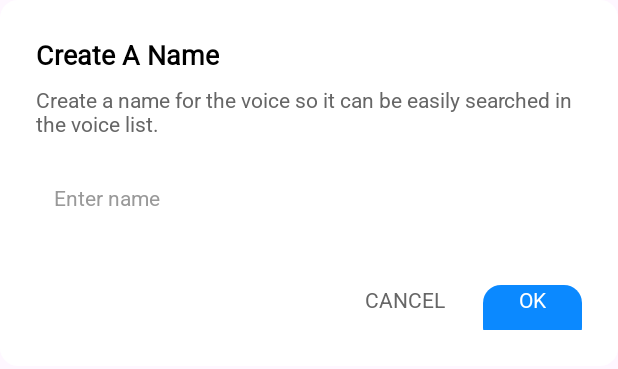
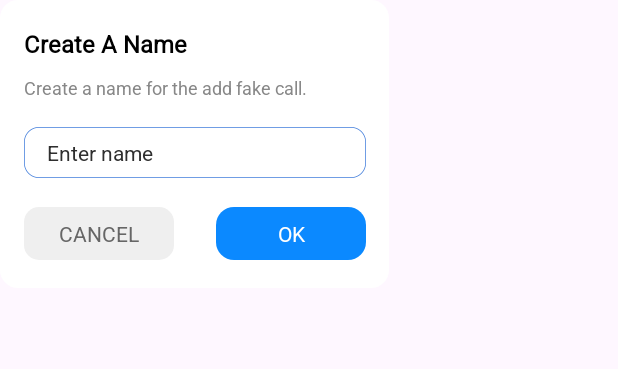
Before and after one commit to thequyenle/ST_069, an Android app: the layout dialog_create_addfake_name.xml on its own in the app's theme, with its tools: preview values and no code run, on a phone screen of 412 x 824 dp. Shown: the top 369 px of the screen. Run offline under Robolectric (Android 15) with nearby library versions, the phone set to English and light mode, and no system bars.

Commit message:
do create dialog phonenumeber and name addfake

```diff
--- a/app/src/main/java/net/android/st069_fakecallphoneprank/activity/ChooseVoiceActivity.kt
+++ b/app/src/main/java/net/android/st069_fakecallphoneprank/activity/ChooseVoiceActivity.kt
@@ -440,7 +440,7 @@ class ChooseVoiceActivity : AppCompatActivity() {
     }
 
     private fun showSaveRecordingDialog() {
-        val dialogView = layoutInflater.inflate(R.layout.dialog_create_name, null)
+        val dialogView = layoutInflater.inflate(R.layout.dialog_create_voice_name, null)
         val input = dialogView.findViewById<EditText>(R.id.etVoiceName)
         val btnCancel = dialogView.findViewById<TextView>(R.id.btnCancel)  // Changed to TextView
         val btnOk = dialogView.findViewById<TextView>(R.id.btnOk)          // Changed to TextView
--- /dev/null
+++ b/app/src/main/res/drawable/bg_createname_already_cancel.xml
@@ -0,0 +1,7 @@
+<?xml version="1.0" encoding="utf-8"?>
+<shape xmlns:android="http://schemas.android.com/apk/res/android">
+
+    <solid android:color="#EFEFEF" />
+    <corners android:radius="10dp" />
+
+</shape>
--- a/app/src/main/res/layout/dialog_create_name.xml
+++ b/app/src/main/res/layout/dialog_create_addfake_name.xml
@@ -1,9 +1,8 @@
 <?xml version="1.0" encoding="utf-8"?>
 <androidx.constraintlayout.widget.ConstraintLayout xmlns:android="http://schemas.android.com/apk/res/android"
     xmlns:app="http://schemas.android.com/apk/res-auto"
-    android:layout_width="match_parent"
-    android:layout_height="wrap_content"
-    android:padding="24dp"
+    android:layout_width="259dp"
+    android:layout_height="192dp"
     android:background="@drawable/bg_rounded_corners_white">
 
     <!-- Title -->
@@ -12,7 +11,9 @@
         android:layout_width="wrap_content"
         android:layout_height="wrap_content"
         android:text="Create A Name"
-        android:textSize="18sp"
+        android:textSize="16sp"
+        android:layout_marginTop="18dp"
+        android:layout_marginStart="16dp"
         android:fontFamily="@font/roboto"
         android:textStyle="bold"
         android:textColor="#000000"
@@ -24,28 +25,31 @@
         android:id="@+id/tvDescription"
         android:layout_width="0dp"
         android:layout_height="wrap_content"
-        android:layout_marginTop="8dp"
-        android:text="Create a name for the voice so it can be easily searched in the voice list."
-        android:textSize="14sp"
+        android:layout_marginEnd="15dp"
+        android:text="@string/create_a_name_for_the_addfake"
+        android:textSize="12sp"
         android:fontFamily="@font/roboto"
-        android:textColor="#666666"
+        android:textColor="#888888"
+        android:layout_marginTop="10dp"
         app:layout_constraintTop_toBottomOf="@id/tvTitle"
-        app:layout_constraintStart_toStartOf="parent"
+        app:layout_constraintStart_toStartOf="@id/tvTitle"
+        app:layout_constraintBottom_toTopOf="@id/etVoiceName"
         app:layout_constraintEnd_toEndOf="parent" />
 
     <!-- Input Field -->
     <EditText
         android:id="@+id/etVoiceName"
-        android:layout_width="0dp"
-        android:layout_height="48dp"
-        android:layout_marginTop="16dp"
-        android:hint="Enter name"
+        android:layout_width="228dp"
+        android:layout_height="34dp"
+        android:layout_marginTop="18dp"
+        android:hint="@string/enter_name"
+        android:scaleType="fitXY"
         android:textSize="14sp"
         android:fontFamily="@font/roboto"
-        android:background="@drawable/bg_rounded_corners_white"
-        android:paddingHorizontal="12dp"
+        android:background="@drawable/frame_create_name"
+        android:paddingHorizontal="15.5dp"
         android:textColor="#000000"
-        android:textColorHint="#999999"
+        android:textColorHint="#2F2F2F"
         app:layout_constraintTop_toBottomOf="@id/tvDescription"
         app:layout_constraintStart_toStartOf="parent"
         app:layout_constraintEnd_toEndOf="parent" />
@@ -55,8 +59,9 @@
         android:layout_width="0dp"
         android:layout_height="wrap_content"
         android:orientation="horizontal"
-        android:layout_marginTop="24dp"
-        android:gravity="end"
+        android:layout_marginTop="16dp"
+        android:layout_marginBottom="15dp"
+        android:gravity="start|center_vertical"
         app:layout_constraintTop_toBottomOf="@id/etVoiceName"
         app:layout_constraintStart_toStartOf="parent"
         app:layout_constraintEnd_toEndOf="parent"
@@ -65,28 +70,30 @@
         <!-- Cancel Button -->
         <TextView
             android:id="@+id/btnCancel"
-            android:layout_width="wrap_content"
-            android:layout_height="40dp"
-            android:text="Cancel"
+            android:layout_width="100dp"
+            android:layout_height="35dp"
+            android:text="@string/cancel"
             android:textSize="14sp"
+            android:layout_marginStart="16dp"
             android:fontFamily="@font/roboto"
             android:textColor="#666666"
-            android:background="@android:color/transparent"
+            android:background="@drawable/bg_createname_already_cancel"
             android:paddingHorizontal="16dp"
             style="?android:attr/borderlessButtonStyle" />
 
         <!-- OK Button -->
         <TextView
             android:id="@+id/btnOk"
-            android:layout_width="wrap_content"
-            android:layout_height="40dp"
-            android:text="OK"
+            android:layout_width="100dp"
+            android:layout_height="35dp"
+            android:text="@string/ok"
             android:textSize="14sp"
             android:fontFamily="@font/roboto"
             android:textColor="@android:color/white"
             android:background="@drawable/bg_rounded_save_talktime"
-            android:paddingHorizontal="24dp"
-            android:layout_marginStart="8dp" />
+            android:gravity="center"
+            android:layout_gravity="right"
+            android:layout_marginStart="28dp" />
 
     </LinearLayout>
 
--- a/app/src/main/res/values/strings.xml
+++ b/app/src/main/res/values/strings.xml
@@ -47,6 +47,14 @@
     <string name="let_us_know_your_experience">Let us know your experience</string>
     <string name="rate">Rate</string>
     <string name="exit">Exit</string>
+    <string name="create_a_name_for_the_voice_so_it_can_be_easily_searched_in_the_voice_list">Create a name for the voice so it can be easily searched in the voice list.</string>
+    <string name="create_a_name_for_the_addfake">Create a name for the add fake call.</string>
+    <string name="create_a_phonenumber_for_the_addfake">Create a phone number for the add fake call.</string>
+
+    <string name="enter_name">Enter name</string>
+    <string name="cancel">Cancel</string>
+    <string name="ok">OK</string>
+    <string name="create_a_phone_number">Create A Phone Number</string>
 
 
 </resources>
--- a/app/src/main/res/values/themes.xml
+++ b/app/src/main/res/values/themes.xml
@@ -1,8 +1,8 @@
 <resources xmlns:tools="http://schemas.android.com/tools">
     <!-- Base application theme. -->
     <style name="Base.Theme.ST069_FakeCallPhonePrank" parent="Theme.Material3.DayNight.NoActionBar">
-        <!-- Customize your light theme here. -->
-        <!-- <item name="colorPrimary">@color/my_light_primary</item> -->
+        <item name="android:statusBarColor">@android:color/transparent</item>
+        <item name="android:navigationBarColor">@android:color/transparent</item>
     </style>
 
     <style name="Theme.ST069_FakeCallPhonePrank" parent="Base.Theme.ST069_FakeCallPhonePrank" />
```
Also changed, not shown: app/src/main/java/net/android/st069_fakecallphoneprank/HomeActivity.kt (+8 -0 lines), app/src/main/java/net/android/st069_fakecallphoneprank/utils/ImmersiveUtils.kt (added, +56 -0 lines), app/src/main/res/layout/activity_home.xml (+14 -5 lines), app/src/main/res/layout/dialog_create_addfake_phonenumber.xml (added, +100 -0 lines), app/src/main/res/layout/dialog_create_voice_name.xml (added, +99 -0 lines), app/src/main/res/drawable/frame_create_name.png (added).
